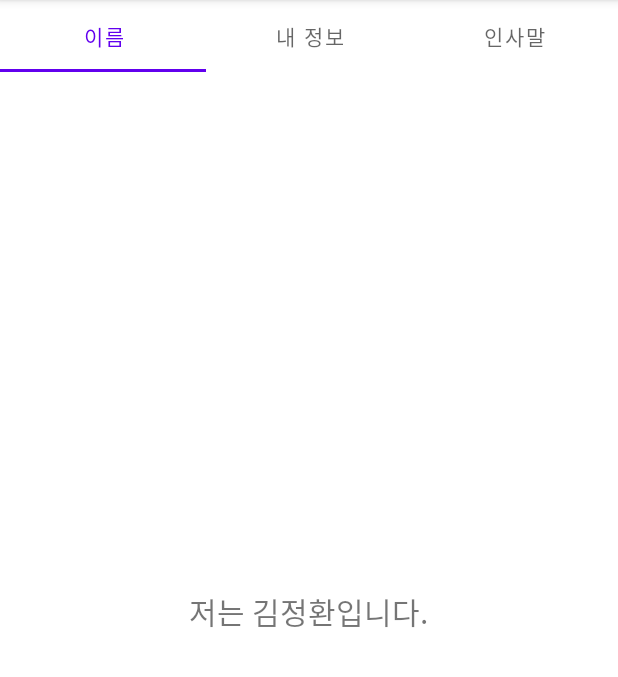
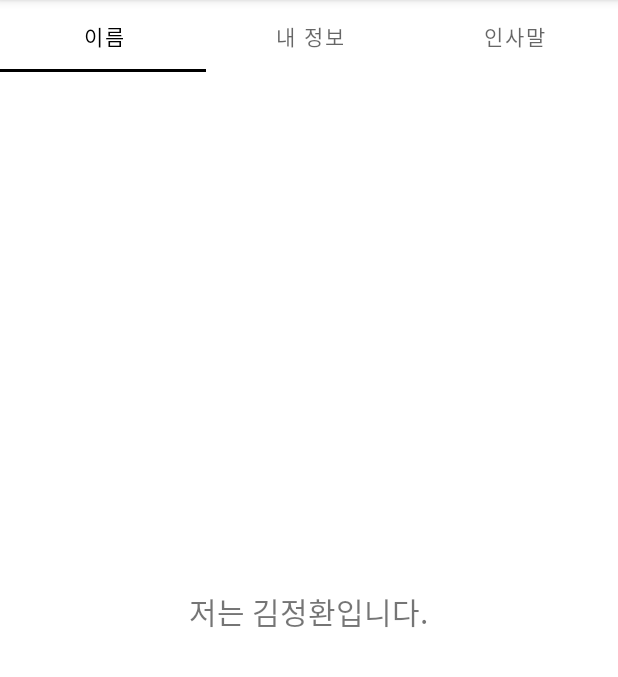
Before and after one commit to BradlyKim/ViewPager_20220305, an Android app: the screen it shows after launch (MainActivity), on a phone screen of 412 x 824 dp, the part 84-761 px from its top. Run offline under Robolectric (Android 15) with nearby library versions, the phone set to English and light mode, and no system bars.

Commit message:
탭 레이아웃 텍스트/밑줄 색상 변경

```diff
--- a/app/src/main/res/layout/activity_main.xml
+++ b/app/src/main/res/layout/activity_main.xml
@@ -9,6 +9,8 @@
 
     <com.google.android.material.tabs.TabLayout
         android:id="@+id/mainTabLayout"
+        app:tabSelectedTextColor="@color/black"
+        app:tabIndicatorColor="@color/black"
         android:layout_width="match_parent"
         android:layout_height="wrap_content"/>
 
```
